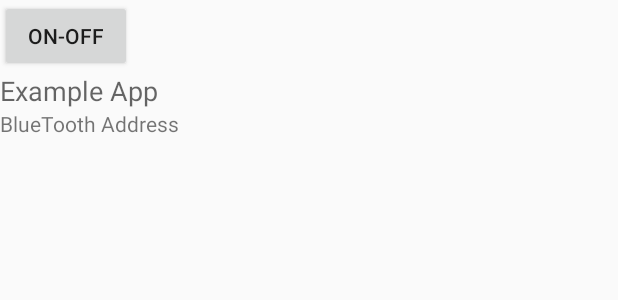
After one commit to Weefle/DoorUnlocker, an Android app: the layout activity_bluetooth.xml on its own in the app's theme, with its tools: preview values and no code run, on a phone screen of 412 x 824 dp. The commit adds this screen. Shown: the top 300 px of the screen. Run offline under Robolectric (Android 15) with nearby library versions, the phone set to English and light mode, and no system bars.

Commit message:
Added bluetooth

```diff
--- a/app/src/main/AndroidManifest.xml
+++ b/app/src/main/AndroidManifest.xml
@@ -4,6 +4,9 @@
     package="com.geii.doorunlocker">
 
     <uses-permission android:name="android.permission.READ_SMS" />
+    <uses-permission android:name="android.permission.BLUETOOTH" />
+    <uses-permission android:name="android.permission.BLUETOOTH_ADMIN" />
+    <uses-permission android:name="android.permission.WRITE_EXTERNAL_STORAGE" />
 
     <dist:module dist:instant="true" />
 
--- a/app/src/main/java/com/geii/doorunlocker/MainActivity.java
+++ b/app/src/main/java/com/geii/doorunlocker/MainActivity.java
@@ -48,9 +48,6 @@ public class MainActivity extends AppCompatActivity {
 
         private static final Uri SMS_URI_OUTBOX = Uri.parse("content://sms/sent");
 
-        public PlaceholderFragment()
-        {
-        }
 
         @Override
         public View onCreateView(LayoutInflater inflater, ViewGroup container, Bundle savedInstanceState)
--- /dev/null
+++ b/app/src/main/res/layout/activity_bluetooth.xml
@@ -0,0 +1,32 @@
+<?xml version="1.0" encoding="utf-8"?>
+<LinearLayout xmlns:android="http://schemas.android.com/apk/res/android"
+    android:orientation="vertical" android:layout_width="match_parent"
+    android:layout_height="match_parent">
+
+    <Button
+        android:id="@+id/button1"
+        android:layout_width="wrap_content"
+        android:layout_height="wrap_content"
+        android:layout_alignParentLeft="true"
+        android:layout_alignParentRight="true"
+        android:text="ON-OFF" />
+
+    <TextView
+        android:id="@+id/textView2"
+        android:layout_width="wrap_content"
+        android:layout_height="wrap_content"
+        android:layout_alignParentBottom="true"
+        android:layout_centerHorizontal="true"
+        android:text="Example App"
+        android:textAppearance="?android:attr/textAppearanceMedium" />
+
+    <TextView
+        android:id="@+id/textView1"
+        android:layout_width="wrap_content"
+        android:layout_height="wrap_content"
+        android:layout_above="@+id/textView2"
+        android:layout_centerHorizontal="true"
+        android:layout_marginBottom="20dp"
+        android:text="BlueTooth Address" />
+
+</LinearLayout>
--- a/app/src/main/res/values/strings.xml
+++ b/app/src/main/res/values/strings.xml
@@ -3,4 +3,6 @@
     <string name="title_home">Home</string>
     <string name="title_dashboard">Dashboard</string>
     <string name="title_notifications">Notifications</string>
+    <string name="hello_world">Bluetooth Address</string>
+    <string name="action_settings">Settings</string>
 </resources>
```
Also changed, not shown: app/src/main/java/com/geii/doorunlocker/BluetoothActivity.java (added, +114 -0 lines).
